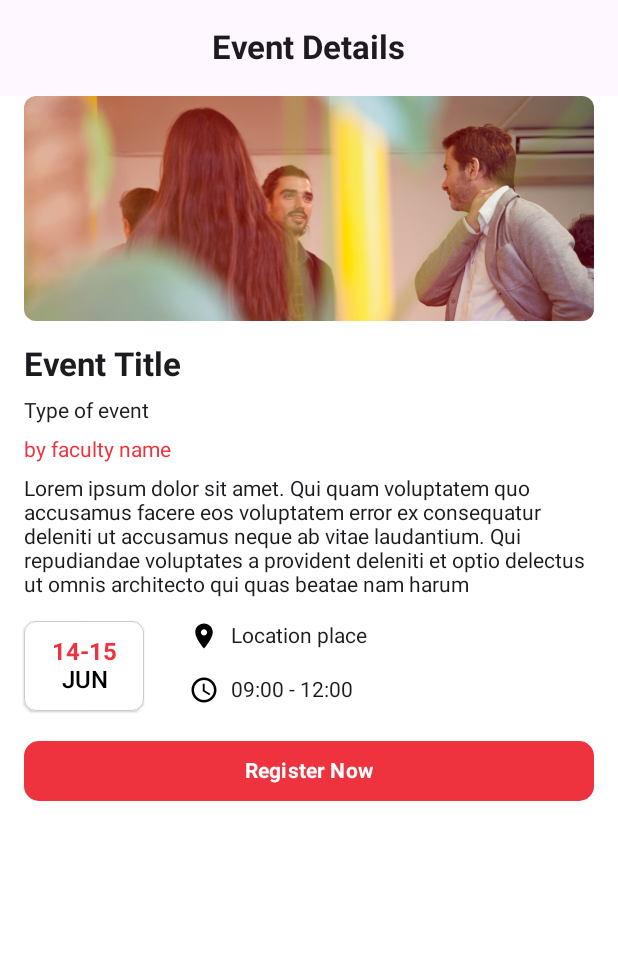
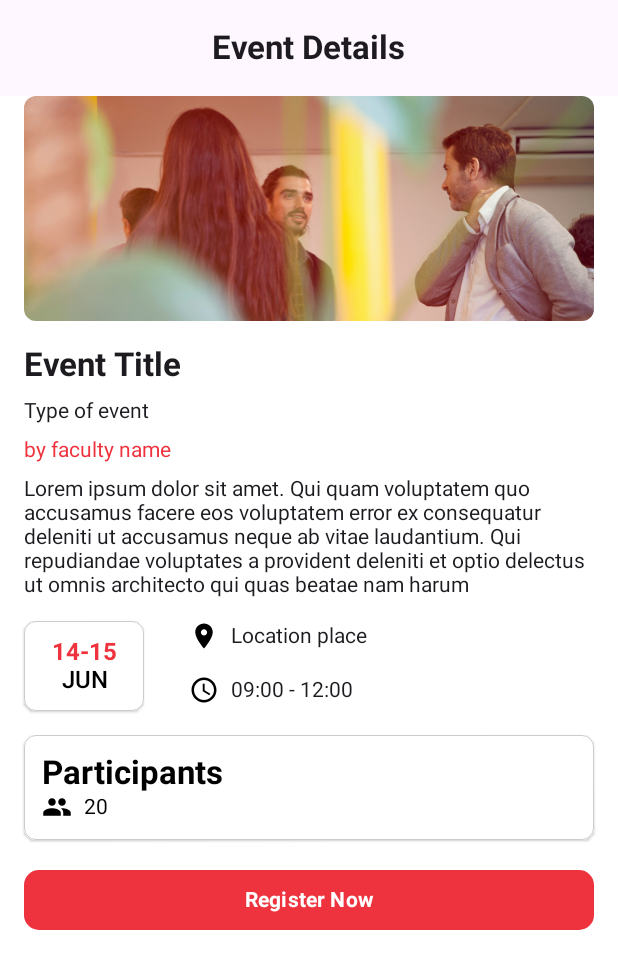
Before and after one commit to saipepu/Avents, an Android app built with Jetpack Compose: the screen it shows after launch (MainActivity), on a phone screen of 412 x 824 dp. Shown: the top 969 px of the screen. Run offline under Robolectric (Android 15) with nearby library versions, the phone set to English and light mode, and no system bars; our stand-ins replace constraintlayout-compose.

Commit message:
Add: Event Attendees View

```diff
--- a/app/src/main/java/com/example/avents/MainActivity.kt
+++ b/app/src/main/java/com/example/avents/MainActivity.kt
@@ -8,6 +8,7 @@ import androidx.navigation.compose.composable
 import androidx.navigation.compose.rememberNavController
 import com.example.avents.view.auth.AuthView
 import com.example.avents.view.auth.OnBoardingView
+import com.example.avents.view.event.EventAttendees
 import com.example.avents.view.event.EventCreationForm
 import com.example.avents.view.event.EventCreationScreen
 import com.example.avents.view.event.EventDetailView
@@ -51,6 +52,9 @@ class MainActivity : ComponentActivity() {
                 composable("eventDetail") {
                     EventDetailView(navController = navController)
                 }
+                composable("eventAttendees") {
+                    EventAttendees(navController = navController)
+                }
             }
         }
     }
--- a/app/src/main/java/com/example/avents/view/event/EventDetailView.kt
+++ b/app/src/main/java/com/example/avents/view/event/EventDetailView.kt
@@ -1,6 +1,5 @@
 package com.example.avents.view.event
 
-import androidx.compose.foundation.BorderStroke
 import androidx.compose.foundation.Image
 import androidx.compose.foundation.background
 import androidx.compose.foundation.border
@@ -32,19 +31,13 @@ import androidx.compose.runtime.Composable
 import androidx.compose.ui.Alignment
 import androidx.compose.ui.Modifier
 import androidx.compose.ui.draw.clip
-import androidx.compose.ui.draw.drawBehind
-import androidx.compose.ui.draw.shadow
-import androidx.compose.ui.geometry.CornerRadius
-import androidx.compose.ui.geometry.Offset
-import androidx.compose.ui.geometry.Size
-import androidx.compose.ui.graphics.Brush
 import androidx.compose.ui.graphics.Color
 import androidx.compose.ui.layout.ContentScale
 import androidx.compose.ui.res.painterResource
 import androidx.compose.ui.text.font.FontWeight
 import androidx.compose.ui.unit.dp
-import androidx.compose.ui.unit.sp
 import androidx.constraintlayout.compose.ConstraintLayout
+import androidx.navigation.NavHost
 import androidx.navigation.NavHostController
 import com.example.avents.R
 import com.example.avents.ui.theme.Primary
@@ -74,19 +67,25 @@ fun EventDetailView(
                 .padding(paddingValues)
                 .verticalScroll(rememberScrollState())
         ) {
-            EventDetails(modifier = Modifier.padding(horizontal = 16.dp))
+            EventDetails(
+                modifier = Modifier.padding(horizontal = 16.dp),
+                navController = navController
+            )
         }
     }
 }
 
 @Composable
-fun EventDetails(modifier: Modifier = Modifier) {
+fun EventDetails(
+    modifier: Modifier = Modifier,
+    navController: NavHostController
+) {
     ConstraintLayout(
         modifier = modifier
             .fillMaxSize()
             .background(Color.White)
     ) {
-        val (eventCoverPhoto, eventTitle, eventType, eventFacultyName, eventDescription, dateBox, location, time, registerButton) = createRefs()
+        val (eventCoverPhoto, eventTitle, eventType, eventFacultyName, eventDescription, dateBox, location, time, registerButton, participantCard) = createRefs()
 
         Image(
             painter = painterResource(R.drawable.eventphoto1),
@@ -231,12 +230,26 @@ fun EventDetails(modifier: Modifier = Modifier) {
             )
         }
 
+        ParticipantCard(
+            modifier = Modifier
+                .constrainAs(participantCard) {
+                    top.linkTo(dateBox.bottom, margin = 16.dp)
+                    start.linkTo(parent.start)
+                },
+            navController = navController,
+            onClick = {
+                navController.navigate("eventAttendees")
+            }
+        )
+
         Button(
-            onClick = { /* Handle Submit */ },
+            onClick = {
+//                navController.navigate("eventAttendees")
+            },
             modifier = Modifier
                 .fillMaxWidth()
                 .constrainAs(registerButton) {
-                    top.linkTo(dateBox.bottom, margin = 16.dp)
+                    top.linkTo(participantCard.bottom, margin = 16.dp)
                     start.linkTo(parent.start)
                     end.linkTo(parent.end)
                 },
--- /dev/null
+++ b/app/src/main/java/com/example/avents/view/event/ParticipantCard.kt
@@ -0,0 +1,82 @@
+package com.example.avents.view.event
+
+import androidx.compose.foundation.BorderStroke
+import androidx.compose.foundation.background
+import androidx.compose.foundation.border
+import androidx.compose.foundation.clickable
+import androidx.compose.foundation.layout.Box
+import androidx.compose.foundation.layout.Column
+import androidx.compose.foundation.layout.Row
+import androidx.compose.foundation.layout.fillMaxSize
+import androidx.compose.foundation.layout.fillMaxWidth
+import androidx.compose.foundation.layout.height
+import androidx.compose.foundation.layout.padding
+import androidx.compose.foundation.layout.size
+import androidx.compose.foundation.shape.RoundedCornerShape
+import androidx.compose.material.Card
+import androidx.compose.material.Text
+import androidx.compose.material.icons.Icons
+import androidx.compose.material.icons.filled.AccessTime
+import androidx.compose.material.icons.filled.People
+import androidx.compose.material3.Icon
+import androidx.compose.material3.MaterialTheme
+import androidx.compose.runtime.Composable
+import androidx.compose.ui.Alignment
+import androidx.compose.ui.Modifier
+import androidx.compose.ui.graphics.Brush
+import androidx.compose.ui.graphics.Color
+import androidx.compose.ui.text.font.FontWeight
+import androidx.compose.ui.unit.dp
+import androidx.navigation.NavHostController
+
+@Composable
+fun ParticipantCard(
+    modifier: Modifier = Modifier,
+    navController: NavHostController,
+    onClick: () -> Unit = {}
+) {
+    Card(
+        modifier = modifier
+            .border(
+                width = 0.5.dp,
+                color = Color.LightGray,
+                shape = RoundedCornerShape(8.dp)
+            )
+            .fillMaxWidth()
+            .clickable(onClick = onClick),
+        shape = RoundedCornerShape(8.dp),
+    )  {
+        Box(
+            modifier = Modifier
+                .fillMaxSize()
+                .background(Color.White)
+                .padding(12.dp),
+            contentAlignment = Alignment.CenterStart
+        ) {
+            Column {
+                Text(
+                    text = "Participants",
+                    fontSize = MaterialTheme.typography.titleLarge.fontSize,
+                    fontWeight = FontWeight.Bold,
+                    color = Color.Black
+                )
+                Row(
+                    verticalAlignment = Alignment.CenterVertically
+                ) {
+                    Icon(
+                        imageVector = Icons.Filled.People,
+                        contentDescription = "Location Icon",
+                        modifier = Modifier.size(20.dp),
+                        tint = Color.Black
+                    )
+                    Text(
+                        text = "20",
+                        fontSize = MaterialTheme.typography.bodyMedium.fontSize,
+                        color = Color.Black,
+                        modifier = Modifier.padding(horizontal = 8.dp)
+                    )
+                }
+            }
+        }
+    }
+}
```
Also changed, not shown: app/src/main/java/com/example/avents/view/event/EventAttendees.kt (added, +222 -0 lines).
